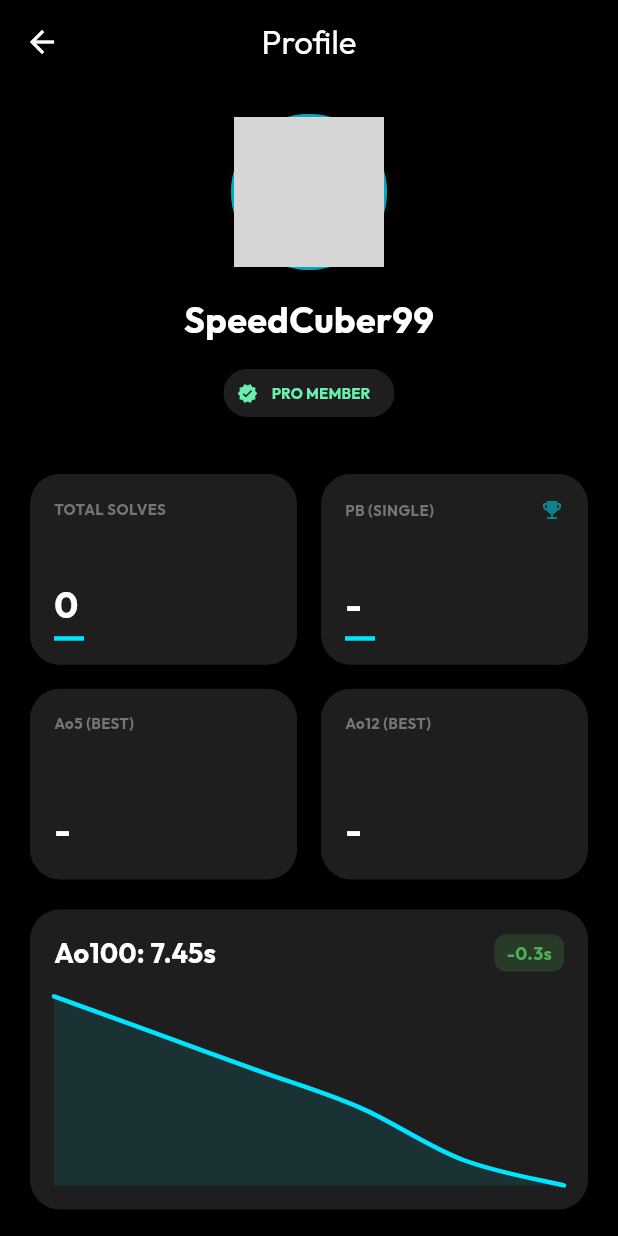
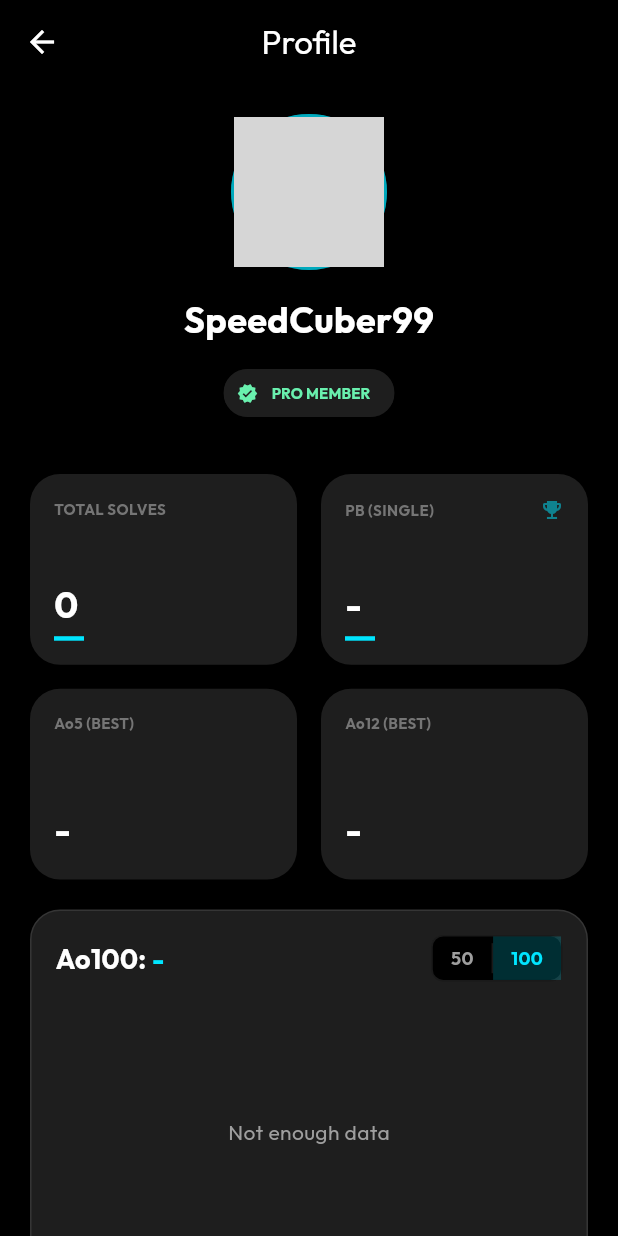
Before and after one commit to manmit-s/chronospin, a Flutter app: the screen it shows after launch, after a tap on the "person" icon, on a phone screen of 412 x 824 dp. Run offline on Flutter 3.47's test engine with Material 3 defaults, Android fonts, the phone set to English and light mode, and no system bars; drawn by our look-alikes of fl_chart; our stand-ins replace flutter_dotenv, flutter_riverpod, google_fonts, image_picker, sqflite, supabase_flutter; accounts and stored records are empty; network calls fail; grey boxes are pictures that could not be loaded.

Commit message:
active heatmap and functional graph

```diff
--- a/lib/core/theme/app_theme.dart
+++ b/lib/core/theme/app_theme.dart
@@ -5,7 +5,6 @@ import 'package:google_fonts/google_fonts.dart';
 enum AppAccent {
   cyan(Color(0xFF00E5FF)),
   yellow(Color(0xFFFFEB3B)),
-  purple(Color(0xFFD500F9)),
   monochrome(Colors.white);
 
   final Color color;
--- a/lib/features/profile/presentation/pages/profile_page.dart
+++ b/lib/features/profile/presentation/pages/profile_page.dart
@@ -1,3 +1,4 @@
+import 'package:chronospin/features/history/domain/solve.dart';
 import 'package:chronospin/features/history/presentation/providers/history_providers.dart';
 import 'package:chronospin/features/profile/presentation/providers/profile_providers.dart';
 import 'package:chronospin/core/theme/app_theme.dart';
@@ -167,132 +168,14 @@ class ProfilePage extends ConsumerWidget {
               const SizedBox(height: 20),
 
               // 3. Recent Performance Graph
-              Container(
-                height: 200,
-                padding: const EdgeInsets.all(16),
-                decoration: BoxDecoration(
-                  color: const Color(0xFF1E1E1E),
-                  borderRadius: BorderRadius.circular(20),
-                ),
-                child: Column(
-                  crossAxisAlignment: CrossAxisAlignment.start,
-                  children: [
-                    Row(
-                      mainAxisAlignment: MainAxisAlignment.spaceBetween,
-                      children: [
-                        const Text(
-                          "Ao100: 7.45s",
-                          style: TextStyle(
-                            color: Colors.white,
-                            fontSize: 18,
-                            fontWeight: FontWeight.bold,
-                          ),
-                        ),
-                        Container(
-                          padding: const EdgeInsets.symmetric(
-                            horizontal: 8,
-                            vertical: 4,
-                          ),
-                          decoration: BoxDecoration(
-                            color: Colors.green.withOpacity(0.2),
-                            borderRadius: BorderRadius.circular(8),
-                          ),
-                          child: const Text(
-                            "-0.3s",
-                            style: TextStyle(
-                              color: Colors.green,
-                              fontWeight: FontWeight.bold,
-                              fontSize: 12,
-                            ),
-                          ),
-                        ),
-                      ],
-                    ),
-                    const SizedBox(height: 16),
-                    Expanded(
-                      child: LineChart(
-                        LineChartData(
-                          gridData: const FlGridData(show: false),
-                          titlesData: const FlTitlesData(show: false),
-                          borderData: FlBorderData(show: false),
-                          lineBarsData: [
-                            LineChartBarData(
-                              spots: const [
-                                FlSpot(0, 10),
-                                FlSpot(1, 9.5),
-                                FlSpot(2, 9),
-                                FlSpot(3, 8.5),
-                                FlSpot(4, 7.8),
-                                FlSpot(5, 7.45),
-                              ],
-                              isCurved: true,
-                              color: accentColor,
-                              barWidth: 3,
-                              isStrokeCapRound: true,
-                              belowBarData: BarAreaData(
-                                show: true,
-                                color: accentColor.withOpacity(0.1),
-                              ),
-                              dotData: const FlDotData(show: false),
-                            ),
-                          ],
-                        ),
-                      ),
-                    ),
-                  ],
-                ),
-              ),
+              const _PerformanceGraph(),
 
               const SizedBox(height: 20),
 
-              // 4. Activity Heatmap (Visual Placeholder)
-              Container(
-                padding: const EdgeInsets.all(16),
-                decoration: BoxDecoration(
-                  color: const Color(0xFF1E1E1E),
-                  borderRadius: BorderRadius.circular(20),
-                ),
-                child: Column(
-                  crossAxisAlignment: CrossAxisAlignment.start,
-                  children: [
-                    const Row(
-                      mainAxisAlignment: MainAxisAlignment.spaceBetween,
-                      children: [
-                        Text(
-                          "ACTIVITY HEATMAP",
-                          style: TextStyle(
-                            color: Colors.grey,
-                            fontSize: 10,
-                            fontWeight: FontWeight.bold,
-                          ),
-                        ),
-                        Text(
-                          "LAST 90 DAYS",
-                          style: TextStyle(color: Colors.grey, fontSize: 10),
-                        ),
-                      ],
-                    ),
-                    const SizedBox(height: 12),
-                    // Simple grid of boxes
-                    Wrap(
-                      spacing: 4,
-                      runSpacing: 4,
-                      children: List.generate(84, (index) {
-                        return Container(
-                          width: 10,
-                          height: 10,
-                          decoration: BoxDecoration(
-                            color: accentColor.withOpacity(
-                              (index % 5) * 0.2 + 0.1,
-                            ),
-                            borderRadius: BorderRadius.circular(2),
-                          ),
-                        );
-                      }),
-                    ),
-                  ],
-                ),
-              ),
+              const SizedBox(height: 20),
+
+              // 4. Activity Heatmap
+              const _ActivityHeatmap(),
 
               const SizedBox(height: 24),
               const Text(
@@ -502,3 +385,309 @@ class _ThemeCircle extends StatelessWidget {
     );
   }
 }
+
+class _PerformanceGraph extends ConsumerStatefulWidget {
+  const _PerformanceGraph();
+
+  @override
+  ConsumerState<_PerformanceGraph> createState() => _PerformanceGraphState();
+}
+
+class _PerformanceGraphState extends ConsumerState<_PerformanceGraph> {
+  bool _showAo100 = true; // Default to Ao100
+
+  // Helper from history_providers.dart ideally or duplicated
+  String formatTime(num millis) {
+    int totalMillis = millis.floor();
+    int min = (totalMillis ~/ 1000) ~/ 60;
+    int sec = (totalMillis ~/ 1000) % 60;
+    int centi = (totalMillis % 1000) ~/ 10;
+    if (min > 0)
+      return "$min:${sec.toString().padLeft(2, '0')}.${centi.toString().padLeft(2, '0')}";
+    return "$sec.${centi.toString().padLeft(2, '0')}";
+  }
+
+  double? calculateRawAverage(List<Solve> window) {
+    // Trim top/bottom 5%
+    if (window.isEmpty) return null;
+
+    int trimCount = (window.length * 0.05).ceil();
+
+    final times = window.map((s) {
+      if (s.penalty == Penalty.dnf) return 999999999;
+      return s.effectiveTime.inMilliseconds;
+    }).toList();
+    times.sort();
+
+    // Need at least enough solves to trim
+    if (times.length <= trimCount * 2) {
+      if (times.isEmpty) return null;
+      final sum = times.reduce((a, b) => a + b);
+      if (sum > 999999000) return null; // Contains DNF
+      return sum / times.length;
+    }
+
+    final validTimes = times.sublist(trimCount, times.length - trimCount);
+    final sum = validTimes.reduce((a, b) => a + b);
+    return sum / validTimes.length;
+  }
+
+  @override
+  Widget build(BuildContext context) {
+    final history = ref.watch(historyProvider);
+    final themeState = ref.watch(themeProvider);
+    final accentColor = themeState.accent.color;
+
+    final int count = _showAo100 ? 100 : 50;
+
+    // Get last N solves (Newest first in history, take N, then reverse for graph chronological left-to-right)
+    final recentSolves = history.take(count).toList();
+    final chronologicalSolves = recentSolves.reversed.toList();
+
+    // Calculate Average for the Header
+    final double? currentAvg = calculateRawAverage(recentSolves);
+    final String avgDisplay = currentAvg != null ? formatTime(currentAvg) : "-";
+
+    // Prepare Spots
+    List<FlSpot> spots = [];
+    double minBytes = double.infinity;
+    double maxBytes = 0;
+
+    for (int i = 0; i < chronologicalSolves.length; i++) {
+      final s = chronologicalSolves[i];
+      if (s.penalty != Penalty.dnf) {
+        double sec = s.effectiveTime.inMilliseconds / 1000.0;
+        spots.add(FlSpot(i.toDouble(), sec));
+        if (sec < minBytes) minBytes = sec;
+        if (sec > maxBytes) maxBytes = sec;
+      }
+    }
+
+    // Safety for min/max
+    if (minBytes == double.infinity) minBytes = 0;
+    if (maxBytes == 0) maxBytes = 10;
+
+    return Container(
+      height: 250, // Slightly taller
+      padding: const EdgeInsets.all(16),
+      decoration: BoxDecoration(
+        color: const Color(0xFF1E1E1E),
+        borderRadius: BorderRadius.circular(20),
+        border: Border.all(color: Colors.white10),
+      ),
+      child: Column(
+        crossAxisAlignment: CrossAxisAlignment.start,
+        children: [
+          // Header
+          Row(
+            mainAxisAlignment: MainAxisAlignment.spaceBetween,
+            children: [
+              Row(
+                children: [
+                  Text(
+                    "Ao$count: ",
+                    style: const TextStyle(
+                      color: Colors.white,
+                      fontSize: 18,
+                      fontWeight: FontWeight.bold,
+                    ),
+                  ),
+                  Text(
+                    avgDisplay,
+                    style: TextStyle(
+                      color: accentColor,
+                      fontSize: 18,
+                      fontWeight: FontWeight.bold,
+                    ),
+                  ),
+                ],
+              ),
+
+              // Toggler
+              Container(
+                decoration: BoxDecoration(
+                  color: Colors.black,
+                  borderRadius: BorderRadius.circular(8),
+                  border: Border.all(color: Colors.white10),
+                ),
+                child: Row(
+                  children: [
+                    _ToggleBtn(
+                      "50",
+                      !_showAo100,
+                      () => setState(() => _showAo100 = false),
+                      accentColor,
+                    ),
+                    Container(width: 1, height: 20, color: Colors.white10),
+                    _ToggleBtn(
+                      "100",
+                      _showAo100,
+                      () => setState(() => _showAo100 = true),
+                      accentColor,
+                    ),
+                  ],
+                ),
+              ),
+            ],
+          ),
+          const SizedBox(height: 16),
+
+          Expanded(
+            child: spots.isEmpty
+                ? const Center(
+                    child: Text(
+                      "Not enough data",
+                      style: TextStyle(color: Colors.grey),
+                    ),
+                  )
+                : LineChart(
+                    LineChartData(
+                      gridData: const FlGridData(show: false),
+                      titlesData: const FlTitlesData(show: false),
+                      borderData: FlBorderData(show: false),
+                      minY: (minBytes * 0.9)
+                          .floorToDouble(), // Dynamic Range with some padding
+                      maxY: (maxBytes * 1.1).ceilToDouble(),
+                      lineBarsData: [
+                        LineChartBarData(
+                          spots: spots,
+                          isCurved: true,
+                          curveSmoothness: 0.2, // Smoothness
+                          color: accentColor,
+                          barWidth: 2,
+                          isStrokeCapRound: true,
+                          dotData: const FlDotData(show: false),
+                          belowBarData: BarAreaData(
+                            show: true,
+                            gradient: LinearGradient(
+                              colors: [
+                                accentColor.withOpacity(0.2),
+                                accentColor.withOpacity(0.0),
+                              ],
+                              begin: Alignment.topCenter,
+                              end: Alignment.bottomCenter,
+                            ),
+                          ),
+                        ),
+                      ],
+                    ),
+                  ),
+          ),
+        ],
+      ),
+    );
+  }
+}
+
+class _ToggleBtn extends StatelessWidget {
+  final String label;
+  final bool isSelected;
+  final VoidCallback onTap;
+  final Color activeColor;
+
+  const _ToggleBtn(this.label, this.isSelected, this.onTap, this.activeColor);
+
+  @override
+  Widget build(BuildContext context) {
+    return GestureDetector(
+      onTap: onTap,
+      child: Container(
+        padding: const EdgeInsets.symmetric(horizontal: 12, vertical: 6),
+        color: isSelected ? activeColor.withOpacity(0.2) : Colors.transparent,
+        child: Text(
+          label,
+          style: TextStyle(
+            color: isSelected ? activeColor : Colors.grey,
+            fontWeight: FontWeight.bold,
+            fontSize: 12,
+          ),
+        ),
+      ),
+    );
+  }
+}
+
+class _ActivityHeatmap extends ConsumerWidget {
+  const _ActivityHeatmap();
+
+  @override
+  Widget build(BuildContext context, WidgetRef ref) {
+    final history = ref.watch(historyProvider);
+    final themeState = ref.watch(themeProvider);
+    final accentColor = themeState.accent.color;
+
+    // 1. Process Data
+    final Map<String, int> density = {};
+    for (final solve in history) {
+      final key =
+          "${solve.timestamp.year}-${solve.timestamp.month.toString().padLeft(2, '0')}-${solve.timestamp.day.toString().padLeft(2, '0')}";
+      density[key] = (density[key] ?? 0) + 1;
+    }
+
+    // 2. Generate last 91 days
+    final now = DateTime.now();
+    final days = List.generate(91, (index) {
+      return now.subtract(Duration(days: 90 - index));
+    });
+
+    return Container(
+      padding: const EdgeInsets.all(16),
+      decoration: BoxDecoration(
+        color: const Color(0xFF1E1E1E),
+        borderRadius: BorderRadius.circular(20),
+        border: Border.all(color: Colors.white10),
+      ),
+      child: Column(
+        crossAxisAlignment: CrossAxisAlignment.start,
+        children: [
+          const Row(
+            mainAxisAlignment: MainAxisAlignment.spaceBetween,
+            children: [
+              Text(
+                "ACTIVITY HEATMAP",
+                style: TextStyle(
+                  color: Colors.grey,
+                  fontSize: 10,
+                  fontWeight: FontWeight.bold,
+                  letterSpacing: 1.2,
+                ),
+              ),
+              Text(
+                "LAST 90 DAYS",
+                style: TextStyle(color: Colors.grey, fontSize: 10),
+              ),
+            ],
+          ),
+          const SizedBox(height: 16),
+
+          Wrap(
+            spacing: 4,
+            runSpacing: 4,
+            children: days.map((date) {
+              final key =
+                  "${date.year}-${date.month.toString().padLeft(2, '0')}-${date.day.toString().padLeft(2, '0')}";
+              final count = density[key] ?? 0;
+
+              double opacity = 0.1;
+              if (count > 0) {
+                opacity = 0.2 + (count / 20.0).clamp(0.0, 0.8);
+              }
+
+              return Tooltip(
+                message: "$count solves on $key",
+                child: Container(
+                  width: 10,
+                  height: 10,
+                  decoration: BoxDecoration(
+                    color: accentColor.withOpacity(opacity),
+                    borderRadius: BorderRadius.circular(2),
+                  ),
+                ),
+              );
+            }).toList(),
+          ),
+        ],
+      ),
+    );
+  }
+}
```
